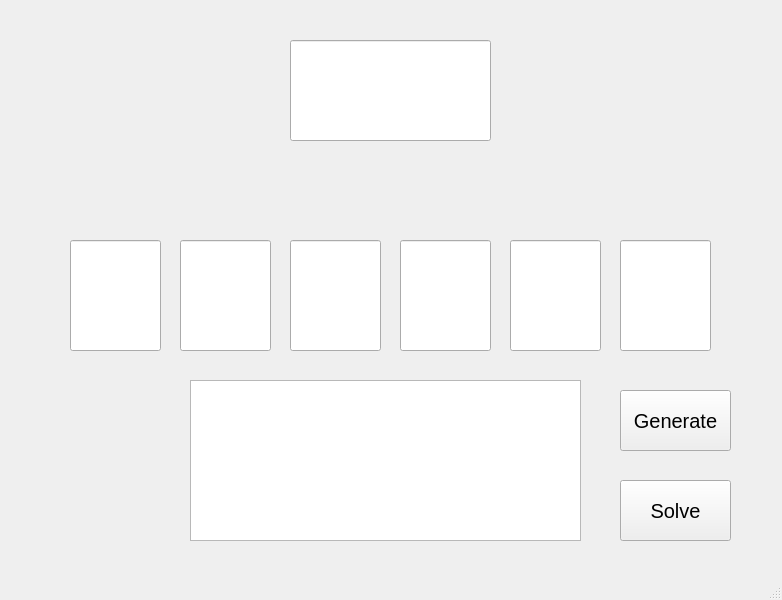
Before: the Qt Designer form countdownWindow.ui in 68Duck/Countdown, drawn with Qt 5.
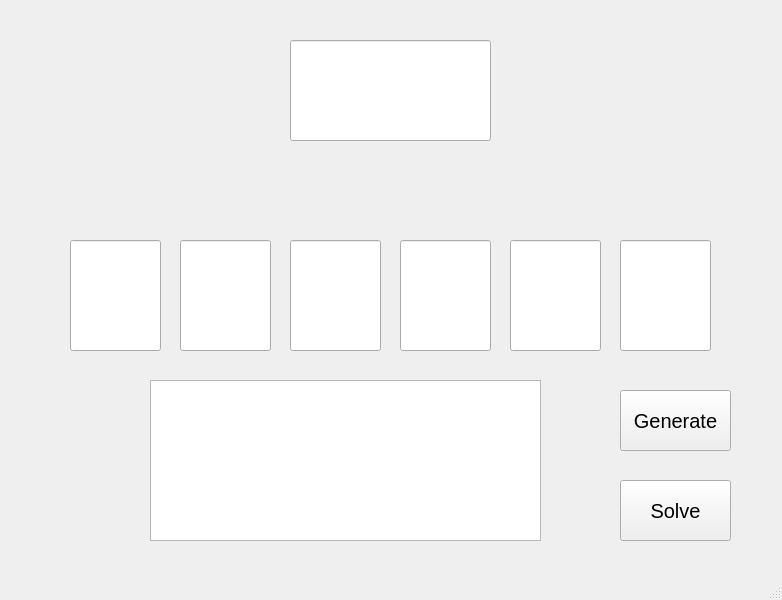
After: the same form once the commit is applied.

Diff of the .ui file:
```diff
--- a/countdownWindow.ui
+++ b/countdownWindow.ui
@@ -10,6 +10,11 @@
     <height>600</height>
    </rect>
   </property>
+  <property name="font">
+   <font>
+    <pointsize>15</pointsize>
+   </font>
+  </property>
   <property name="windowTitle">
    <string>MainWindow</string>
   </property>
@@ -164,12 +169,17 @@
    <widget class="QTextEdit" name="solutions">
     <property name="geometry">
      <rect>
-      <x>190</x>
+      <x>150</x>
       <y>380</y>
       <width>391</width>
       <height>161</height>
      </rect>
     </property>
+    <property name="font">
+     <font>
+      <pointsize>15</pointsize>
+     </font>
+    </property>
    </widget>
    <widget class="QPushButton" name="solveButton">
     <property name="geometry">
```
Left out of the diff: 2 changed lines with no effect on the pictures.
